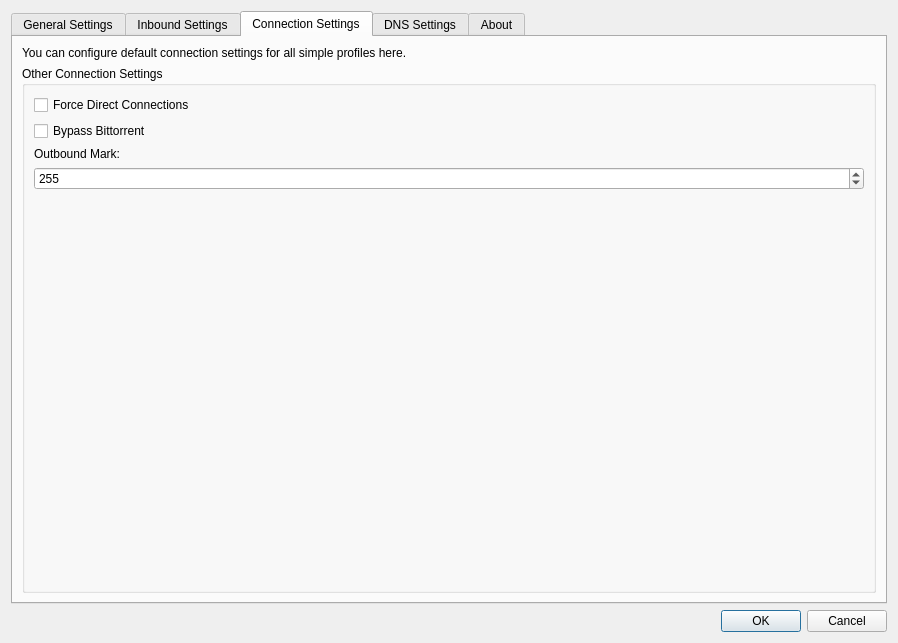
Old version of the form src/ui/windows/w_PreferencesWindow.ui in the repository ICE-GB/QvPersonal.
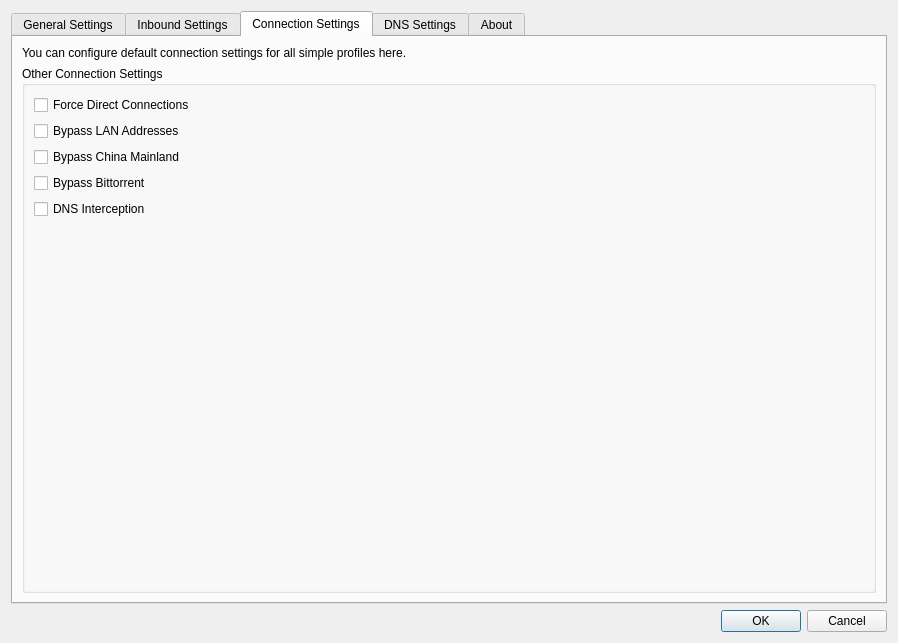
New version of the form. The open tabs and pages were chosen to show the change. Icons and pictures are not drawn.

Diff of the .ui file:
```diff
--- a/src/ui/windows/w_PreferencesWindow.ui
+++ b/src/ui/windows/w_PreferencesWindow.ui
@@ -972,6 +972,20 @@
               </property>
              </widget>
             </item>
+            <item>
+             <widget class="QCheckBox" name="bypassLANCB">
+              <property name="text">
+               <string>Bypass LAN Addresses</string>
+              </property>
+             </widget>
+            </item>
+            <item>
+             <widget class="QCheckBox" name="bypassCNCB">
+              <property name="text">
+               <string>Bypass China Mainland</string>
+              </property>
+             </widget>
+            </item>
             <item>
              <widget class="QCheckBox" name="bypassBTCb">
               <property name="text">
@@ -980,25 +994,9 @@
              </widget>
             </item>
             <item>
-             <widget class="QLabel" name="label_79">
+             <widget class="QCheckBox" name="dnsInterceptCB">
               <property name="text">
-               <string>Outbound Mark:</string>
-              </property>
-              <property name="textFormat">
-               <enum>Qt::PlainText</enum>
-              </property>
-             </widget>
-            </item>
-            <item>
-             <widget class="QSpinBox" name="outboundMark">
-              <property name="minimum">
-               <number>0</number>
-              </property>
-              <property name="maximum">
-               <number>65535</number>
-              </property>
-              <property name="value">
-               <number>255</number>
+               <string>DNS Interception</string>
               </property>
              </widget>
             </item>
```
Left out of the diff: 4 changed lines with no effect on the pictures.
